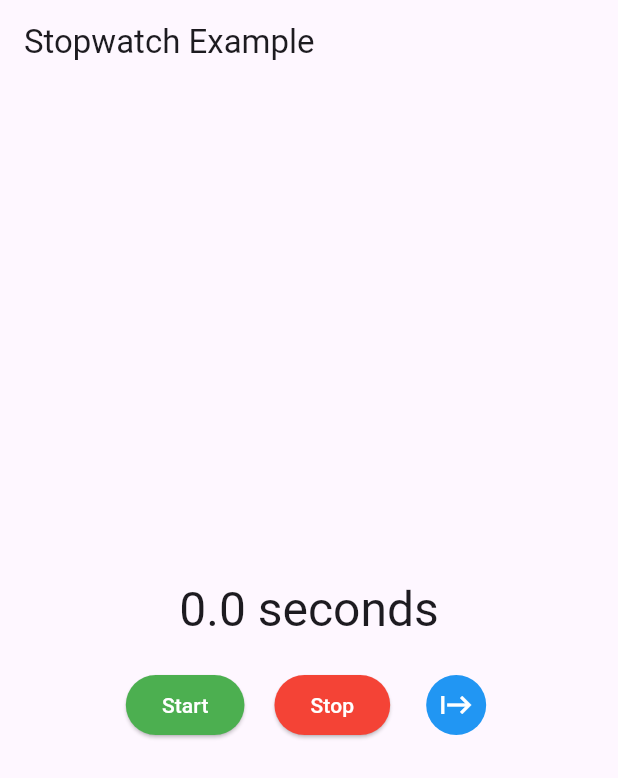
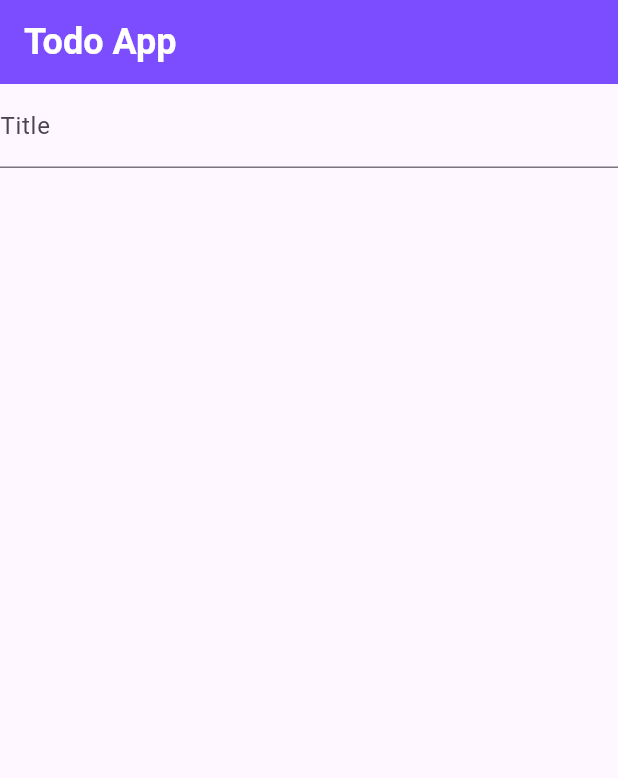
Before and after one commit to DharaPambhar/second_app, a Flutter app: the screen it shows after launch, on a phone screen of 412 x 824 dp. Shown: the top 778 px of the screen. Run offline on Flutter 3.47's test engine with Material 3 defaults, Android fonts, the phone set to English and light mode, and no system bars.

Commit message:
Todo_app

```diff
--- a/lib/main.dart
+++ b/lib/main.dart
@@ -172,21 +172,41 @@
 // }
 
 
+// import 'package:flutter/material.dart';
+// import 'package:second_app/stopwatch/stopwatchexample.dart';
+
+// void main() {
+//   runApp(const StopwatchExample());
+// }
+
+// class StopwatchExample extends StatelessWidget {
+//   const StopwatchExample({super.key});
+
+//   @override
+//   Widget build(BuildContext context) {
+//     return const MaterialApp(
+//       debugShowCheckedModeBanner: false,
+//       home: MyStopWatch(),
+//     );
+//   }
+// }
+
+
 import 'package:flutter/material.dart';
-import 'package:second_app/stopwatch/stopwatchexample.dart';
+import 'package:second_app/screens/todo_screen.dart';
 
-void main() {
-  runApp(const StopwatchExample());
+void main(){
+  runApp(const TodoApp());
 }
 
-class StopwatchExample extends StatelessWidget {
-  const StopwatchExample({super.key});
+class TodoApp extends StatelessWidget {
+  const TodoApp({super.key});
 
   @override
   Widget build(BuildContext context) {
     return const MaterialApp(
-      debugShowCheckedModeBanner: false,
-      home: MyStopWatch(),
+      home: TodoScreen(),
+      debugShowCheckedModeBanner: false
     );
   }
 }
--- /dev/null
+++ b/lib/screens/todo_screen.dart
@@ -0,0 +1,32 @@
+import 'package:flutter/material.dart';
+
+class TodoScreen extends StatefulWidget {
+  const TodoScreen({super.key});
+
+  @override
+  State<TodoScreen> createState() => _TodoScreenState();
+}
+
+class _TodoScreenState extends State<TodoScreen> {
+  @override
+  Widget build(BuildContext context) {
+    return Scaffold(
+      appBar: AppBar(
+        title: Text('Todo App',
+        style: TextStyle(
+          color: Colors.white,
+          fontSize: 24,
+          fontWeight: FontWeight.bold
+        ),
+        ),
+        backgroundColor: Colors.deepPurpleAccent,
+      ),
+      body:TextField(
+        decoration: InputDecoration(
+          hintText: "Enter title",
+          labelText: "Title"
+        ),
+      ),
+    );
+  }
+}
```
